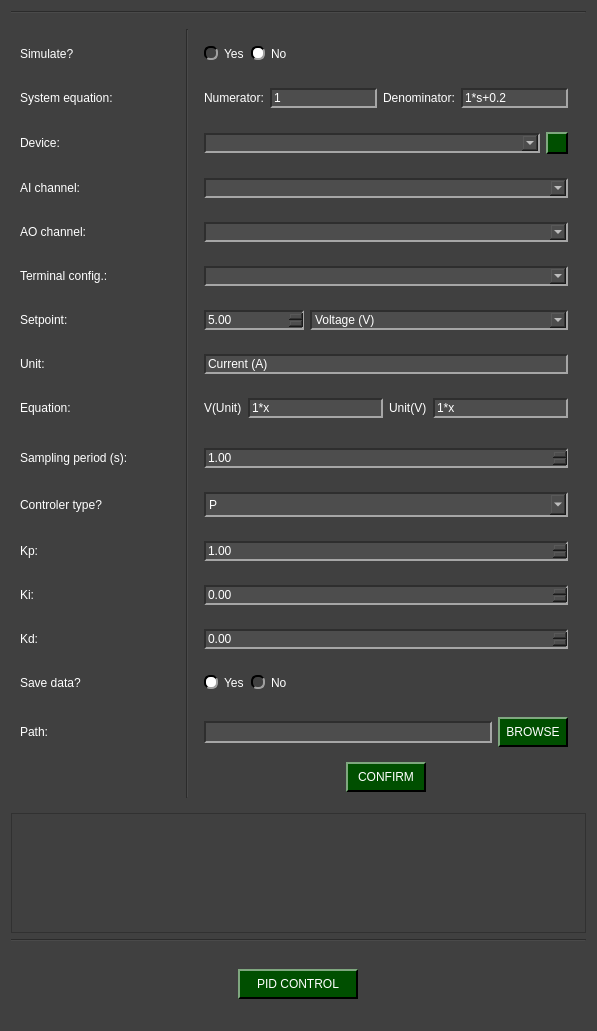
samirmartins/pydaq, file pydaq/uis/PyDAQ_pid_control_NIDAQ_widget.ui: the form before one commit.
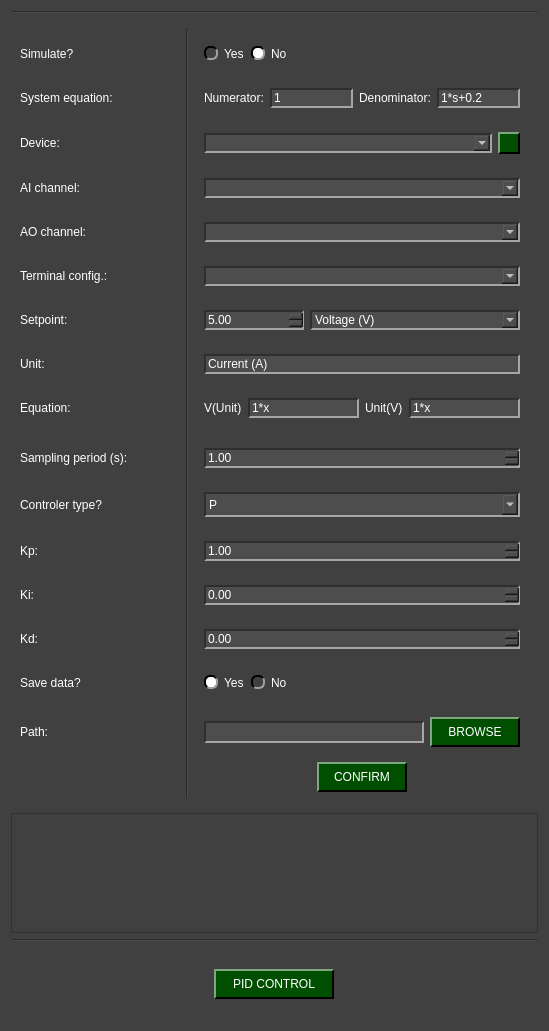
The form after the commit. Icons and pictures are not drawn.

Patch:
```diff
--- a/pydaq/uis/PyDAQ_pid_control_NIDAQ_widget.ui
+++ b/pydaq/uis/PyDAQ_pid_control_NIDAQ_widget.ui
@@ -6,7 +6,7 @@
    <rect>
     <x>0</x>
     <y>0</y>
-    <width>597</width>
+    <width>549</width>
     <height>1031</height>
    </rect>
   </property>
@@ -387,7 +387,7 @@
        <widget class="QPushButton" name="pushButton_confirm">
         <property name="minimumSize">
          <size>
-          <width>80</width>
+          <width>90</width>
           <height>30</height>
          </size>
         </property>
@@ -419,7 +419,7 @@
           <widget class="QPushButton" name="path_folder_browse">
            <property name="minimumSize">
             <size>
-             <width>70</width>
+             <width>90</width>
              <height>30</height>
             </size>
            </property>
```
Left out of the diff: 2 changed lines with no effect on the pictures.
